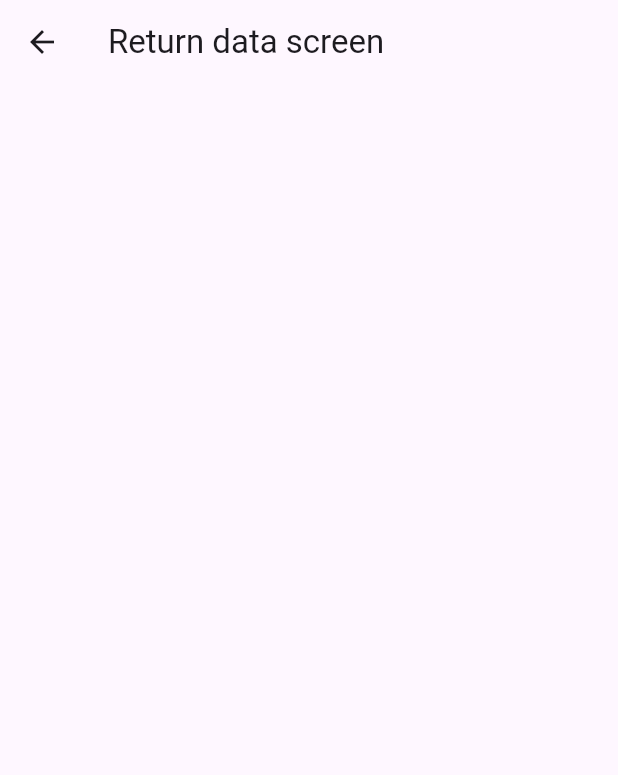
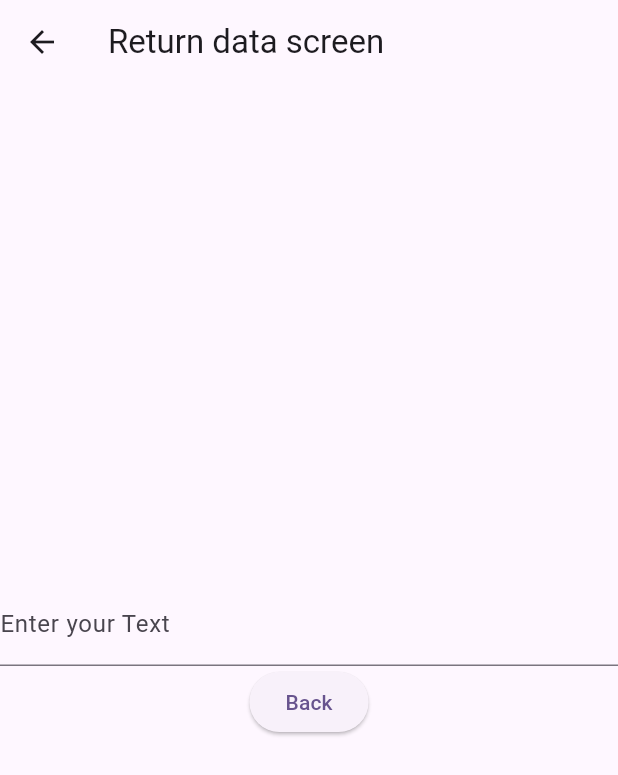
Before and after one commit to lutfialdrii/fundamental-flutter, a Flutter app: the ReturnDataScreen screen opened by its route, on a phone screen of 412 x 824 dp. Shown: the top 775 px of the screen. Run offline on Flutter 3.47's test engine with Material 3 defaults, Android fonts, the phone set to English and light mode, and no system bars.

Commit message:
basic Navigator

```diff
--- a/nav_routing_app/lib/another_screen.dart
+++ b/nav_routing_app/lib/another_screen.dart
@@ -16,7 +16,9 @@ class AnotherScreen extends StatelessWidget {
             const Text('Back to First Screen'),
             ElevatedButton(
               child: const Text('Back'),
-              onPressed: () {},
+              onPressed: () {
+                Navigator.pop(context);
+              },
             ),
           ],
         ),
--- a/nav_routing_app/lib/replacement_screen.dart
+++ b/nav_routing_app/lib/replacement_screen.dart
@@ -11,7 +11,9 @@ class ReplacementScreen extends StatelessWidget {
         ),
         body: Center(
           child: ElevatedButton(
-            onPressed: () {},
+            onPressed: () {
+              Navigator.pushReplacementNamed(context, '/anotherScreen');
+            },
             child: const Text('Open Another Screen'),
           ),
         ));
--- a/nav_routing_app/lib/return_data_screen.dart
+++ b/nav_routing_app/lib/return_data_screen.dart
@@ -8,14 +8,34 @@ class ReturnDataScreen extends StatefulWidget {
 }
 
 class _ReturnDataScreenState extends State<ReturnDataScreen> {
+  final _textController = TextEditingController();
+
+  @override
+  void dispose() {
+    _textController.dispose();
+    super.dispose();
+  }
+
   @override
   Widget build(BuildContext context) {
-    return  Scaffold(
-      appBar: AppBar(title: const Text('Return data screen'),),
-      body: const Center(
+    return Scaffold(
+      appBar: AppBar(
+        title: const Text('Return data screen'),
+      ),
+      body: Center(
         child: Column(
           mainAxisAlignment: MainAxisAlignment.center,
-          children: [],
+          children: [
+            TextField(
+              controller: _textController,
+              decoration: const InputDecoration(labelText: 'Enter your Text'),
+            ),
+            ElevatedButton(
+                onPressed: () {
+                  Navigator.pop(context, _textController.text);
+                },
+                child: const Text('Back'))
+          ],
         ),
       ),
     );
--- a/nav_routing_app/lib/second_screen.dart
+++ b/nav_routing_app/lib/second_screen.dart
@@ -11,7 +11,9 @@ class SecondScreen extends StatelessWidget {
       ),
       body: Center(
         child: ElevatedButton(
-          onPressed: () {},
+          onPressed: () {
+            Navigator.pop(context);
+          },
           child: const Text('Back'),
         ),
       ),
```
Also changed, not shown: nav_routing_app/lib/first_screen.dart (+15 -5 lines).
